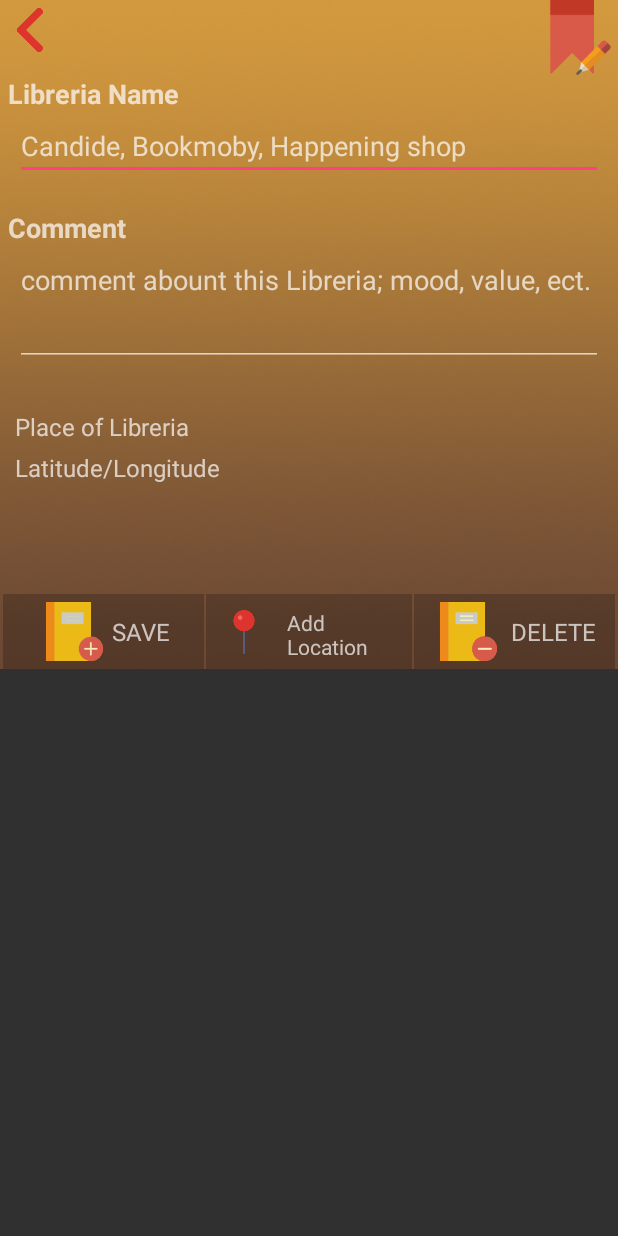
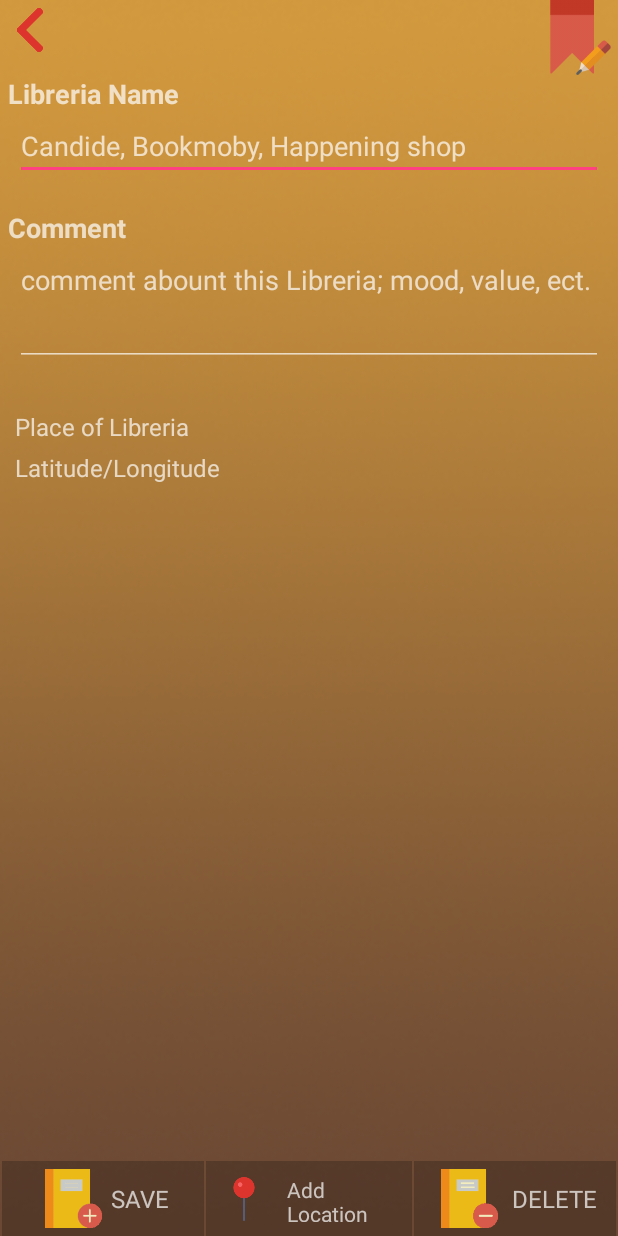
Before and after one commit to nanntch/final_project_android, an Android app: the AddDetail screen opened directly, with no data from a screen before it, on a phone screen of 412 x 824 dp. Run offline under Robolectric (Android 15) with nearby library versions, the phone set to English and light mode, and no system bars; our stand-ins replace Room's generated code; libraries missing offline, so code that uses them is left out: com.wafflecopter.charcounttextview; plain views replace CharCountTextView; 6 statements that could not run were skipped.

Commit message:
refacter layout

```diff
--- a/Libreria/app/src/main/AndroidManifest.xml
+++ b/Libreria/app/src/main/AndroidManifest.xml
@@ -88,7 +88,7 @@
             <intent-filter>
                 <action android:name="android.intent.action.MAIN" />
 
-                <category android:name="android.intent.category.LAUNCHER" />
+                <!--<category android:name="android.intent.category.LAUNCHER" />-->
             </intent-filter>
         </activity>
         <activity android:name=".activity.ShowDetail"
--- a/Libreria/app/src/main/java/kmitl/natcha58070069/com/libreria/activity/FrontCover.java
+++ b/Libreria/app/src/main/java/kmitl/natcha58070069/com/libreria/activity/FrontCover.java
@@ -4,6 +4,7 @@
         import android.content.Intent;
         import android.support.v7.app.AppCompatActivity;
         import android.os.Bundle;
+        import android.view.View;
 
         import com.facebook.CallbackManager;
         import com.facebook.FacebookCallback;
--- a/Libreria/app/src/main/res/layout/activity_add_detail.xml
+++ b/Libreria/app/src/main/res/layout/activity_add_detail.xml
@@ -3,7 +3,8 @@
     xmlns:app="http://schemas.android.com/apk/res-auto"
     xmlns:tools="http://schemas.android.com/tools"
     android:layout_width="match_parent"
-    android:layout_height="wrap_content"
+    android:layout_height="match_parent"
+    android:fillViewport="true"
     android:background="@drawable/bg_main1"
     android:orientation="vertical"
     tools:context="kmitl.natcha58070069.com.libreria.activity.AddDetail">
@@ -153,7 +154,7 @@
                 android:id="@+id/laySave"
                 android:layout_width="match_parent"
                 android:layout_height="wrap_content"
-                android:layout_marginLeft="2dp"
+                android:layout_marginLeft="1dp"
                 android:layout_marginRight="1dp"
                 android:layout_weight="1"
                 android:background="@color/cardview_shadow_start_color"
@@ -217,7 +218,7 @@
                 android:layout_width="match_parent"
                 android:layout_height="wrap_content"
                 android:layout_marginLeft="1dp"
-                android:layout_marginRight="2dp"
+                android:layout_marginRight="1dp"
                 android:layout_weight="1"
                 android:background="@color/cardview_shadow_start_color"
                 android:gravity="center_horizontal"
--- a/Libreria/app/src/main/res/layout/activity_maps.xml
+++ b/Libreria/app/src/main/res/layout/activity_maps.xml
@@ -43,6 +43,7 @@
         android:id="@+id/map"
         android:name="com.google.android.gms.maps.SupportMapFragment"
         android:layout_weight="1"
+        android:layout_marginBottom="5dp"
         android:layout_width="match_parent"
         android:layout_height="match_parent" />
 </LinearLayout>
```
Also changed, not shown: Libreria/app/src/main/ic_launcher-web.png, Libreria/app/src/main/res/mipmap-hdpi/ic_launcher.png, Libreria/app/src/main/res/mipmap-hdpi/ic_launcher_foreground.png, Libreria/app/src/main/res/mipmap-mdpi/ic_launcher.png, Libreria/app/src/main/res/mipmap-mdpi/ic_launcher_foreground.png, Libreria/app/src/main/res/mipmap-xhdpi/ic_launcher.png, Libreria/app/src/main/res/mipmap-xhdpi/ic_launcher_foreground.png, Libreria/app/src/main/res/mipmap-xxhdpi/ic_launcher.png, Libreria/app/src/main/res/mipmap-xxhdpi/ic_launcher_foreground.png, Libreria/app/src/main/res/mipmap-xxxhdpi/ic_launcher.png, Libreria/app/src/main/res/mipmap-xxxhdpi/ic_launcher_foreground.png. Lines whose indentation alone changed are shown as unchanged.
